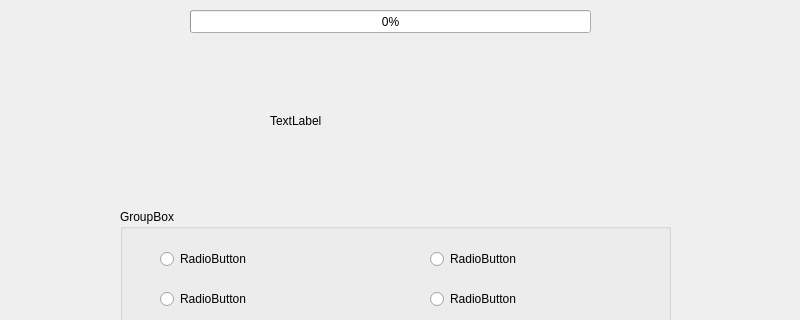
Above: mainwindow.ui from NandhiniRam2005/CS3505-Group-Assignment9-LifeInvestor before the change; both pictures show x 0 to 800 and y 0 to 320 of the 800 by 600 pixel window. Below: the same form after it.
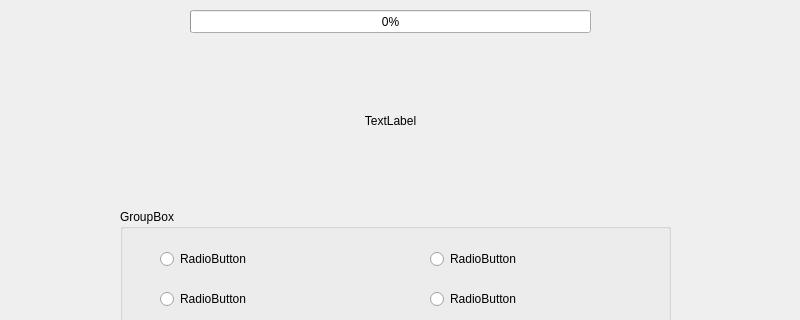
That is the form after the change. The open tabs and pages were chosen to show the change.

Commit message: made labels bigger in ui so they dont cut off

```diff
--- a/mainwindow.ui
+++ b/mainwindow.ui
@@ -164,15 +164,18 @@
      <widget class="QLabel" name="labelQuestion">
       <property name="geometry">
        <rect>
-        <x>270</x>
+        <x>100</x>
         <y>70</y>
-        <width>291</width>
+        <width>581</width>
         <height>101</height>
        </rect>
       </property>
       <property name="text">
        <string>TextLabel</string>
       </property>
+      <property name="alignment">
+       <set>Qt::AlignmentFlag::AlignCenter</set>
+      </property>
      </widget>
      <widget class="QLabel" name="resultLabel">
       <property name="geometry">
```
Left out of the diff: 4 changed lines with no effect on the pictures.
